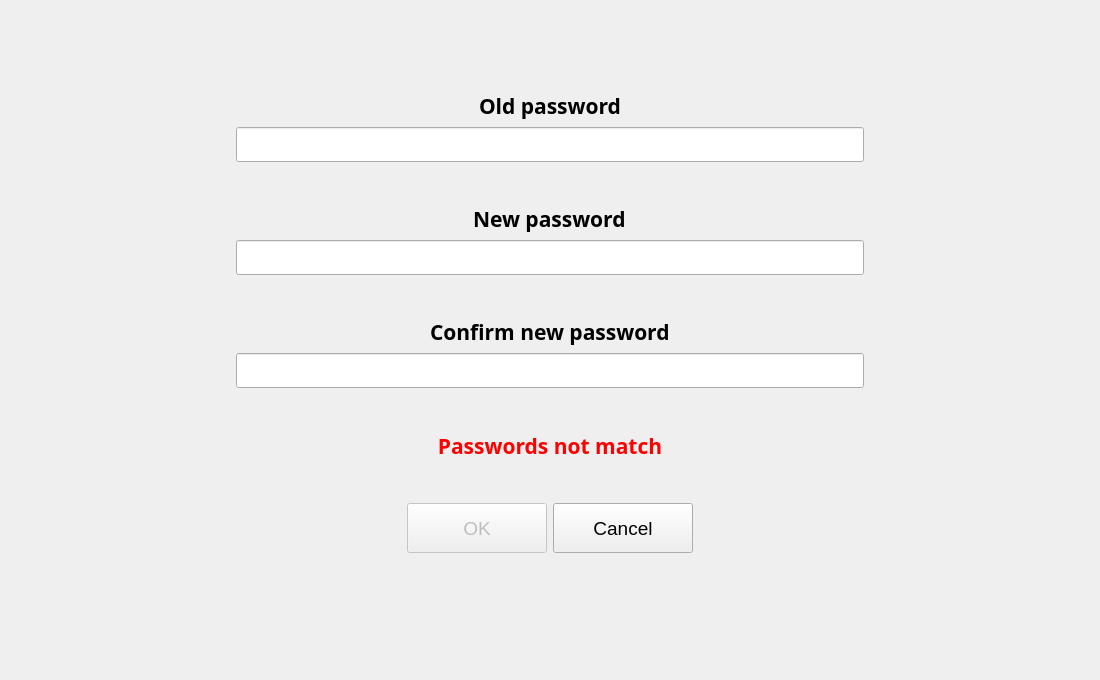
The window that src/gui/ui/changepassworddialog.ui (cash2/cash2-gui-wallet) describes before a commit, drawn with Qt 5.
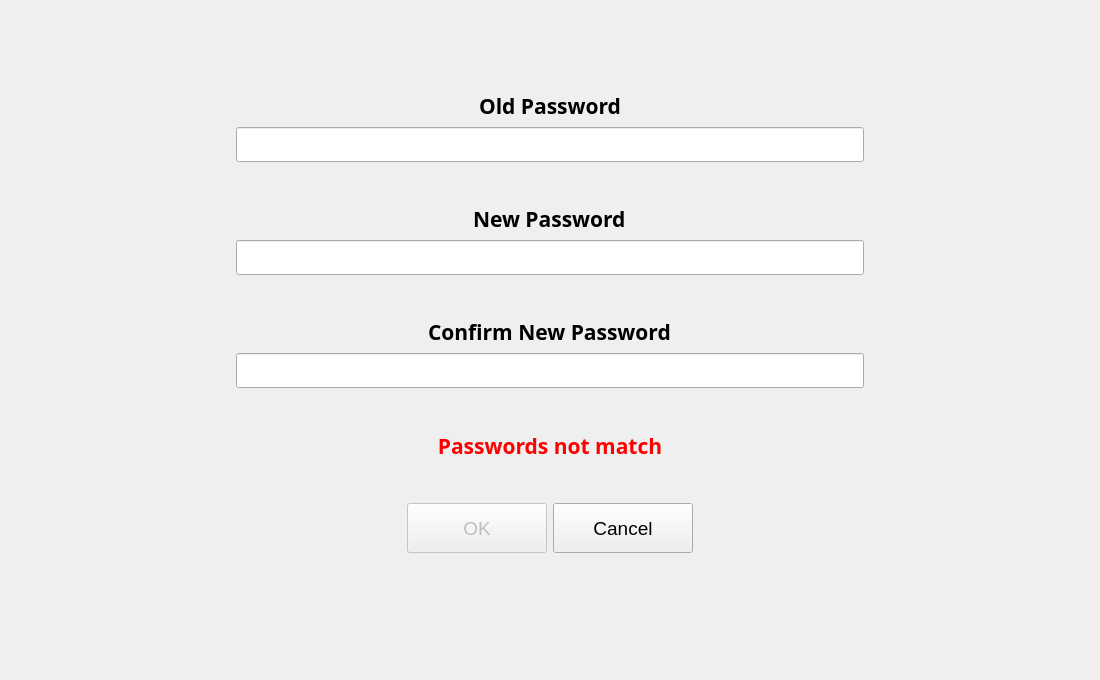
The same window after the commit.

Commit message:
Change Password Box : Capitalized title and section names
Also fixed a typo

Reason for changes : to improve readability and consistency

The edit to the form file:
```diff
--- a/src/gui/ui/changepassworddialog.ui
+++ b/src/gui/ui/changepassworddialog.ui
@@ -72,7 +72,7 @@
         </font>
        </property>
        <property name="text">
-        <string>Old password</string>
+        <string>Old Password</string>
        </property>
        <property name="alignment">
         <set>Qt::AlignCenter</set>
@@ -166,7 +166,7 @@
         </font>
        </property>
        <property name="text">
-        <string>New password</string>
+        <string>New Password</string>
        </property>
       </widget>
      </item>
@@ -263,7 +263,7 @@
         </font>
        </property>
        <property name="text">
-        <string>Confirm new password</string>
+        <string>Confirm New Password</string>
        </property>
       </widget>
      </item>
```
Left out of the diff: 2 changed lines with no effect on the pictures. The commit also changes 1 other file.
